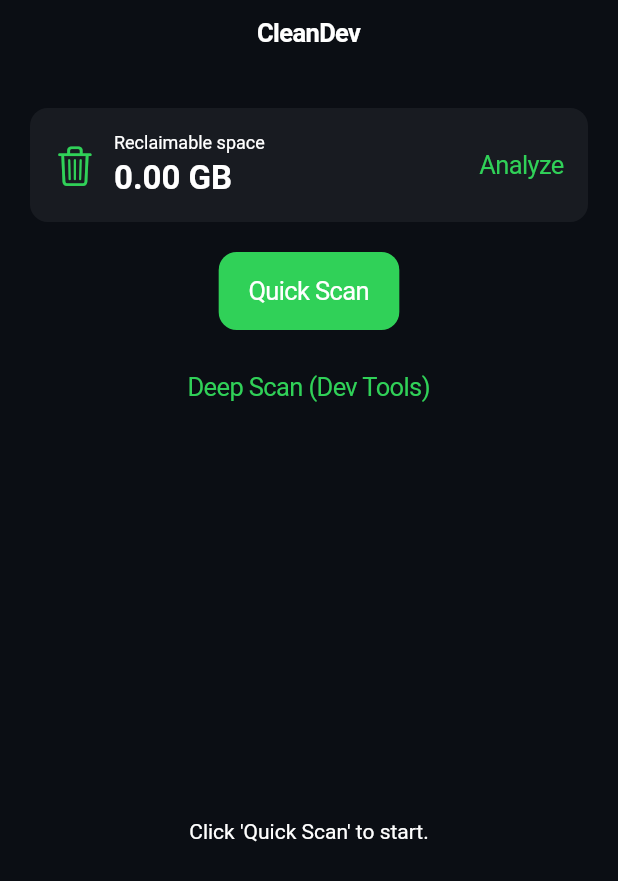
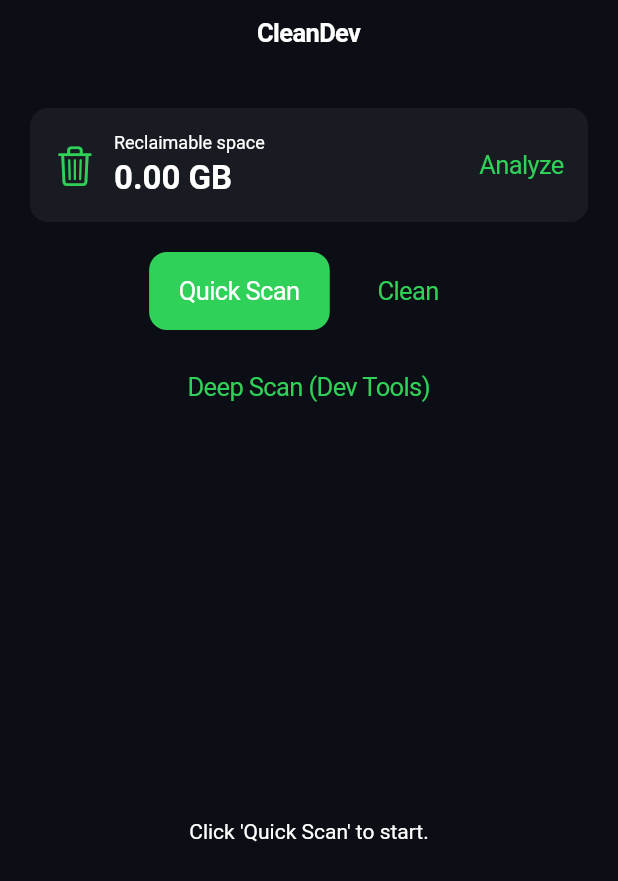
Before and after one commit to BadRat-in/CleanX, a Flutter app: the screen it shows after launch, on a phone screen of 412 x 824 dp. Shown: the top 881 px of the screen. Run offline on Flutter 3.47's test engine with Material 3 defaults, Android fonts, the phone set to English and light mode, and no system bars.

```diff
--- a/lib/main.dart
+++ b/lib/main.dart
@@ -1,3 +1,4 @@
+import 'package:cleanx/platform/file_operations.dart';
 import 'package:cleanx/scanner/scan_item.dart';
 import 'package:cleanx/scanner/scanner_engine.dart';
 import 'package:cleanx/ui/widgets/custom_cupertino_list_tile.dart';
@@ -45,6 +46,14 @@ class _DashboardScreenState extends State<DashboardScreen> {
     });
   }
 
+  Future<void> _clean() async {
+    final selectedItems = _scanItems.where((item) => item.selected).toList();
+    for (final item in selectedItems) {
+      await FileOperations.moveToTrash(item.path);
+    }
+    _runQuickScan();
+  }
+
   @override
   Widget build(BuildContext context) {
     // This is intentionally minimal — expand into real data-driven widgets.
@@ -60,9 +69,19 @@ class _DashboardScreenState extends State<DashboardScreen> {
               const SizedBox(height: 8),
               _SummaryCard(scanItems: _scanItems),
               const SizedBox(height: 20),
-              CupertinoButton.filled(
-                onPressed: _runQuickScan,
-                child: const Text('Quick Scan'),
+              Row(
+                mainAxisAlignment: MainAxisAlignment.center,
+                children: [
+                  CupertinoButton.filled(
+                    onPressed: _runQuickScan,
+                    child: const Text('Quick Scan'),
+                  ),
+                  const SizedBox(width: 12),
+                  CupertinoButton(
+                    onPressed: _clean,
+                    child: const Text('Clean'),
+                  ),
+                ],
               ),
               const SizedBox(height: 12),
               CupertinoButton(
@@ -70,7 +89,15 @@ class _DashboardScreenState extends State<DashboardScreen> {
                 onPressed: () {},
               ),
               const SizedBox(height: 20),
-              Expanded(child: _RecentActivityList(scanItems: _scanItems)),
+              Expanded(
+                  child: _RecentActivityList(
+                scanItems: _scanItems,
+                onItemSelectionChanged: (item, selected) {
+                  setState(() {
+                    item.selected = selected;
+                  });
+                },
+              )),
             ],
           ),
         ),
@@ -92,7 +119,8 @@ class _SummaryCard extends StatelessWidget {
 
     return Container(
       decoration: BoxDecoration(
-        color: CupertinoColors.extraLightBackgroundGray.withAlpha((255 * 0.06).round()),
+        color: CupertinoColors.extraLightBackgroundGray
+            .withAlpha((255 * 0.06).round()),
         borderRadius: BorderRadius.circular(12),
       ),
       padding: const EdgeInsets.all(16),
@@ -123,9 +151,11 @@ class _SummaryCard extends StatelessWidget {
 }
 
 class _RecentActivityList extends StatelessWidget {
-  const _RecentActivityList({required this.scanItems});
+  const _RecentActivityList(
+      {required this.scanItems, required this.onItemSelectionChanged});
 
   final List<ScanItem> scanItems;
+  final Function(ScanItem, bool) onItemSelectionChanged;
 
   @override
   Widget build(BuildContext context) {
@@ -140,6 +170,12 @@ class _RecentActivityList extends StatelessWidget {
         final item = scanItems[index];
         final sizeInMB = item.sizeBytes / (1024 * 1024);
         return CustomCupertinoListTile(
+          leading: CupertinoCheckbox(
+            value: item.selected,
+            onChanged: (value) {
+              onItemSelectionChanged(item, value ?? false);
+            },
+          ),
           title: Text(item.name),
           subtitle: Text(item.path),
           trailing: Text('${sizeInMB.toStringAsFixed(2)} MB'),
--- a/pubspec.yaml
+++ b/pubspec.yaml
@@ -31,6 +31,7 @@ dependencies:
   flutter:
     sdk: flutter
   path: ^1.9.0
+  trash: ^2.0.0
 
   # The following adds the Cupertino Icons font to your application.
   # Use with the CupertinoIcons class for iOS style icons.
```
Also changed, not shown: lib/platform/file_operations.dart (added, +15 -0 lines), lib/ui/widgets/custom_cupertino_list_tile.dart (+10 -1 lines), 1 other file.
